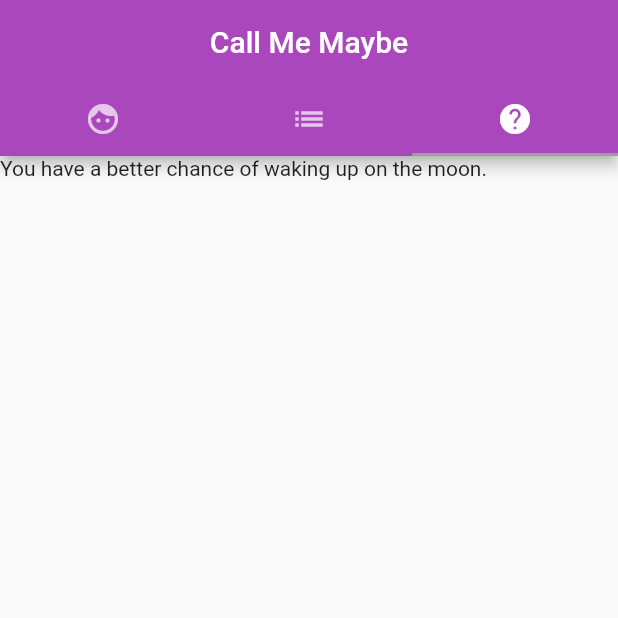
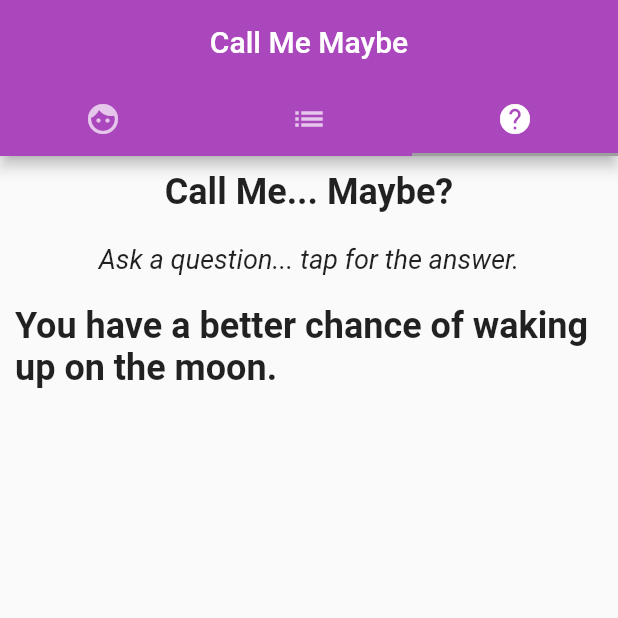
Before and after one commit to AndreEPaul/call_me_maybe, a Flutter app: the screen it shows after launch, tab 3 chosen, on a phone screen of 412 x 824 dp, the top half of it. Run offline on Flutter 3.47's test engine with Material 2 defaults, Android fonts, the phone set to English and light mode, and no system bars; network calls fail.

Commit message:
predictor working

```diff
--- a/lib/components/predictor.dart
+++ b/lib/components/predictor.dart
@@ -2,11 +2,52 @@ import 'package:flutter/material.dart';
 
 import '../models/predictor_data.dart';
 
-class Predictor extends StatelessWidget {
-  final predictorData = PredictorData();
+class Predictor extends StatefulWidget {
+  @override
+  _PredictState createState() => _PredictState();
+}
 
+class _PredictState extends State<Predictor> {
+  static final predictorData = PredictorData();
+  final _padding = const EdgeInsets.all(10);
+  final _mainAlign = MainAxisAlignment.center;
+  final _crossAlign = CrossAxisAlignment.center;
+  String currentPrediction = predictorData.pickPrediction();
   @override
   Widget build(BuildContext context) {
-    return Text(predictorData.pickPrediction());
+    return Scaffold(
+      body: SingleChildScrollView(
+        child: Column(
+          mainAxisAlignment: _mainAlign,
+          crossAxisAlignment: _crossAlign,
+          children: [
+            Padding(
+                padding: _padding,
+                child: const Text(
+                  'Call Me... Maybe?',
+                  style: TextStyle(fontSize: 24, fontWeight: FontWeight.bold),
+                )),
+            Padding(
+                padding: _padding,
+                child: GestureDetector(
+                    onTap: () {
+                      setState(() {
+                        currentPrediction = predictorData.pickPrediction();
+                      });
+                    },
+                    child: const Text('Ask a question... tap for the answer.',
+                        style: TextStyle(
+                            fontSize: 18, fontStyle: FontStyle.italic)))),
+            Padding(
+                padding: _padding,
+                child: Text(
+                  currentPrediction,
+                  style: const TextStyle(
+                      fontSize: 24, fontWeight: FontWeight.bold),
+                )),
+          ],
+        ),
+      ),
+    );
   }
 }
```
